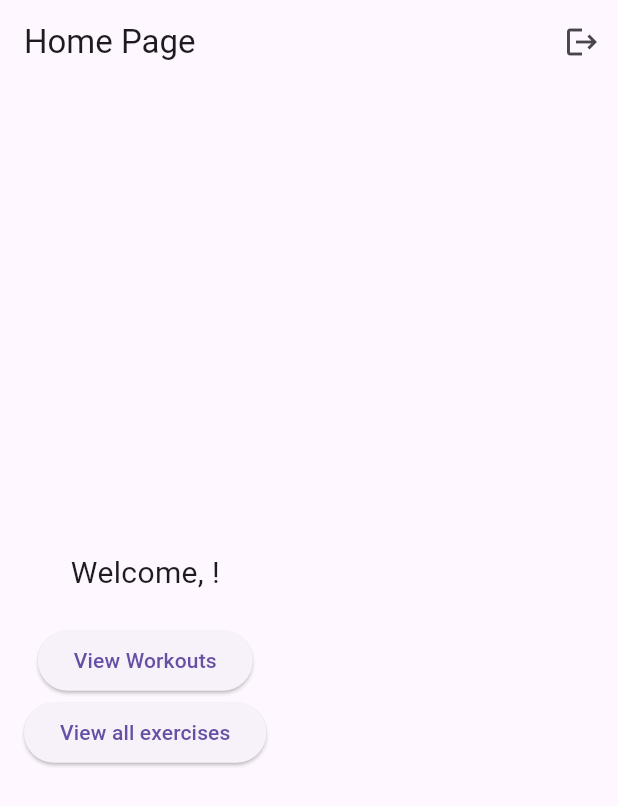
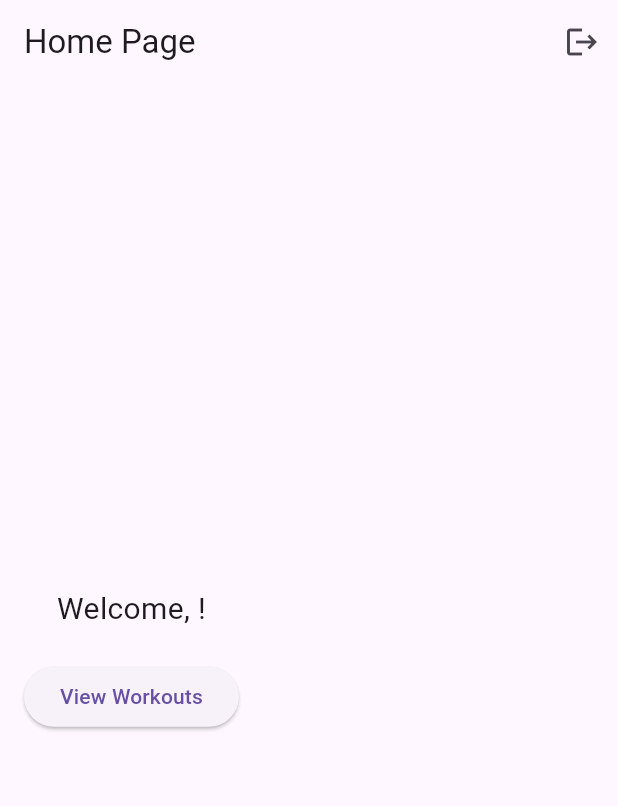
Before and after one commit to rashodkorala/Getfit, a Flutter app: the HomePage screen opened directly, on a phone screen of 412 x 824 dp. Shown: the top 806 px of the screen. Run offline on Flutter 3.47's test engine with Material 3 defaults, Android fonts, the phone set to English and light mode, and no system bars; our stand-ins replace cloud_firestore, firebase_auth, firebase_core, shared_preferences; accounts and stored records are empty.

Commit message:
remove unwanted buttons

```diff
--- a/lib/view/home_page.dart
+++ b/lib/view/home_page.dart
@@ -55,12 +55,6 @@ class HomePage extends StatelessWidget {
               },
               child: Text('View Workouts'),
             ),
-            ElevatedButton(
-              onPressed: () {
-                Navigator.of(context).pushNamed('/viewexercises');
-              },
-              child: Text('View all exercises'),
-            ),
           ],
         ),
       ),
```
